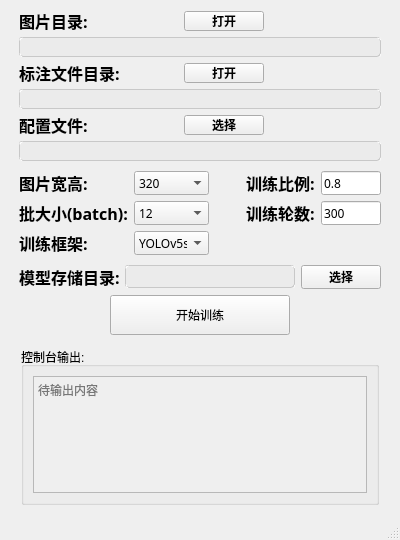
The window that ui/home_ui.ui (ty01528/yolov5TrainingGUI) describes before a commit, drawn with Qt 5.
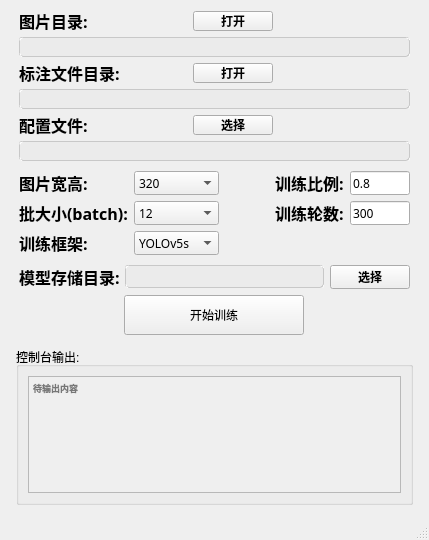
The same window after the commit.

The edit to the form file:
```diff
--- a/ui/home_ui.ui
+++ b/ui/home_ui.ui
@@ -9,7 +9,7 @@
    <rect>
     <x>0</x>
     <y>0</y>
-    <width>400</width>
+    <width>429</width>
     <height>540</height>
    </rect>
   </property>
@@ -784,13 +784,13 @@
        <enum>QLayout::SetMaximumSize</enum>
       </property>
       <property name="leftMargin">
-       <number>12</number>
+       <number>7</number>
       </property>
       <property name="topMargin">
        <number>4</number>
       </property>
       <property name="rightMargin">
-       <number>12</number>
+       <number>7</number>
       </property>
       <property name="bottomMargin">
        <number>4</number>
@@ -820,8 +820,10 @@
            </property>
            <property name="font">
             <font>
-             <weight>50</weight>
-             <bold>false</bold>
+             <family>微软雅黑</family>
+             <pointsize>7</pointsize>
+             <weight>75</weight>
+             <bold>true</bold>
             </font>
            </property>
            <property name="readOnly">
```
